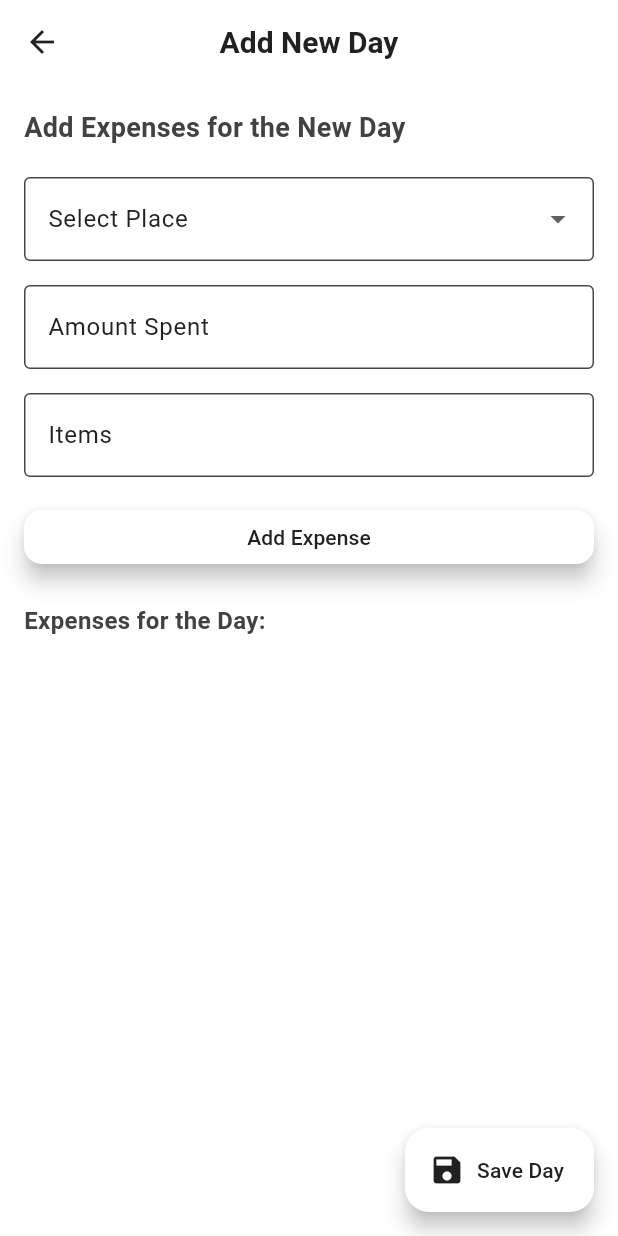
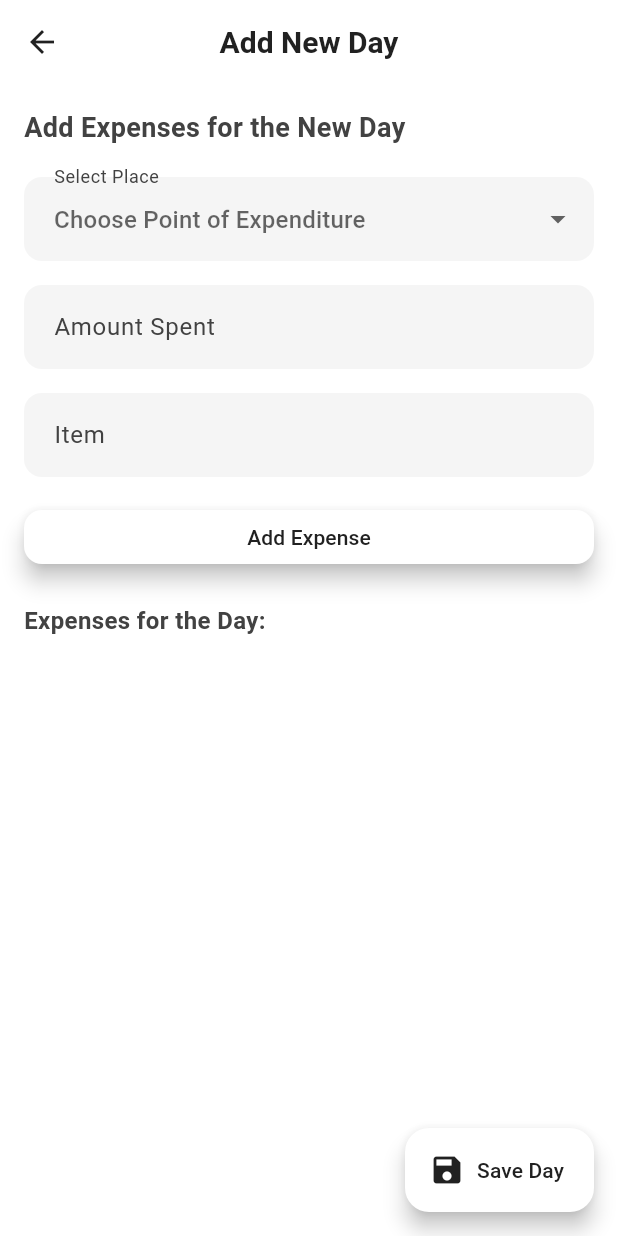
Before and after one commit to R4f4y04/bachat, a Flutter app: the AddDayPage screen opened directly, on a phone screen of 412 x 824 dp. Run offline on Flutter 3.47's test engine with Material 3 defaults, Android fonts, the phone set to English and light mode, and no system bars; our stand-ins replace fl_chart, flutter_slidable, hive, hive_flutter, liquid_pull_to_refresh; accounts and stored records are empty.

Commit message:
added custom text field style in data.dart. applied modification in addaypage

```diff
--- a/lib/AddDayPage.dart
+++ b/lib/AddDayPage.dart
@@ -62,13 +62,9 @@ class _AddDayPageState extends State<AddDayPage> {
             SizedBox(height: 20),
             DropdownButtonFormField<String>(
               value: selectedPlace,
-              decoration: InputDecoration(
-                fillColor: Theme.of(context).appBarTheme.backgroundColor,
-                labelStyle: TextStyle(
-                    color: Theme.of(context).appBarTheme.foregroundColor),
-                border: OutlineInputBorder(),
-                labelText: 'Select Place',
-              ),
+              decoration: AppStyles.getInputDecoration(context,
+                  labelText: 'Select Place',
+                  hintText: 'Choose Point of Expenditure'),
               items: [
                 ...options.map((place) {
                   return DropdownMenuItem<String>(
@@ -91,34 +87,22 @@ class _AddDayPageState extends State<AddDayPage> {
               SizedBox(height: 16),
               TextField(
                 controller: customPlaceController,
-                decoration: InputDecoration(
-                  border: OutlineInputBorder(),
-                  labelText: 'Enter Custom Place',
-                ),
+                decoration: AppStyles.getInputDecoration(context,
+                    labelText: 'Custom Place', hintText: 'Enter Place Name'),
               ),
             ],
             SizedBox(height: 16),
             TextField(
               controller: amountController,
-              decoration: InputDecoration(
-                fillColor: Theme.of(context).appBarTheme.backgroundColor,
-                labelStyle: TextStyle(
-                    color: Theme.of(context).appBarTheme.foregroundColor),
-                border: OutlineInputBorder(),
-                labelText: 'Amount Spent',
-              ),
+              decoration: AppStyles.getInputDecoration(context,
+                  labelText: 'Amount Spent', hintText: 'Enter Amount'),
               keyboardType: TextInputType.number,
             ),
             SizedBox(height: 16),
             TextField(
               controller: itemscontroller,
-              decoration: InputDecoration(
-                  fillColor: Theme.of(context).appBarTheme.backgroundColor,
-                  labelStyle: TextStyle(
-                      color: Theme.of(context).appBarTheme.foregroundColor),
-                  border: OutlineInputBorder(),
-                  labelText: 'Items',
-                  hintText: "optional"),
+              decoration: AppStyles.getInputDecoration(context,
+                  labelText: 'Item', hintText: 'Enter Item Name (Optional)'),
             ),
             SizedBox(height: 16),
             ElevatedButton(
--- a/lib/utilities/data.dart
+++ b/lib/utilities/data.dart
@@ -250,3 +250,30 @@ final darkTheme = ThemeData(
   ),
   dividerColor: Colors.grey[800],
 );
+
+class AppStyles {
+  static InputDecoration getInputDecoration(BuildContext context,
+      {String? labelText, String? hintText}) {
+    final theme = Theme.of(context);
+    return InputDecoration(
+      filled: true,
+      fillColor: theme.cardColor,
+      labelText: labelText,
+      hintText: hintText,
+      labelStyle: TextStyle(color: theme.textTheme.bodyMedium?.color),
+      border: OutlineInputBorder(
+        borderRadius: BorderRadius.circular(12),
+        borderSide: BorderSide.none,
+      ),
+      focusedBorder: OutlineInputBorder(
+        borderRadius: BorderRadius.circular(12),
+        borderSide: BorderSide(color: theme.primaryColor),
+      ),
+      enabledBorder: OutlineInputBorder(
+        borderRadius: BorderRadius.circular(12),
+        borderSide: BorderSide.none,
+      ),
+      contentPadding: EdgeInsets.symmetric(horizontal: 16, vertical: 16),
+    );
+  }
+}
```
